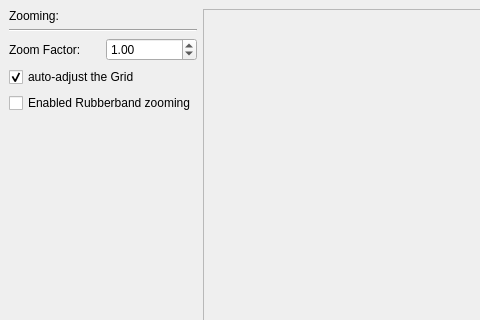
Qt form examples/Zoom/ScrollBars/mainwindow.ui (KDAB/KDChart) before a commit; both pictures show x 0 to 480 and y 0 to 320 of the 761 by 722 pixel window.
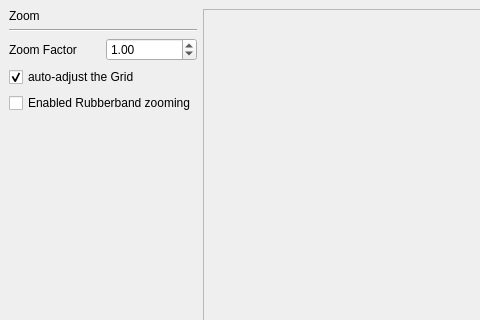
The same form after that commit. Icons and pictures are not drawn.

What changed in the file:
```diff
--- a/examples/Zoom/ScrollBars/mainwindow.ui
+++ b/examples/Zoom/ScrollBars/mainwindow.ui
@@ -59,17 +59,17 @@
        </property>
       </widget>
      </item>
-     <item row="0" column="0" colspan="2" >
-      <widget class="QLabel" name="zoomingLB" >
-       <property name="text" >
-        <string>Zooming:</string>
+     <item row="0" column="0" colspan="2">
+      <widget class="QLabel" name="zoomingLB">
+       <property name="text">
+        <string>Zoom</string>
        </property>
       </widget>
      </item>
-     <item row="2" column="0" >
-      <widget class="QLabel" name="zoomFactorLB" >
-       <property name="text" >
-        <string>Zoom Factor:</string>
+     <item row="2" column="0">
+      <widget class="QLabel" name="zoomFactorLB">
+       <property name="text">
+        <string>Zoom Factor</string>
        </property>
       </widget>
      </item>
```
Left out of the diff: 115 changed lines with no effect on the pictures.
